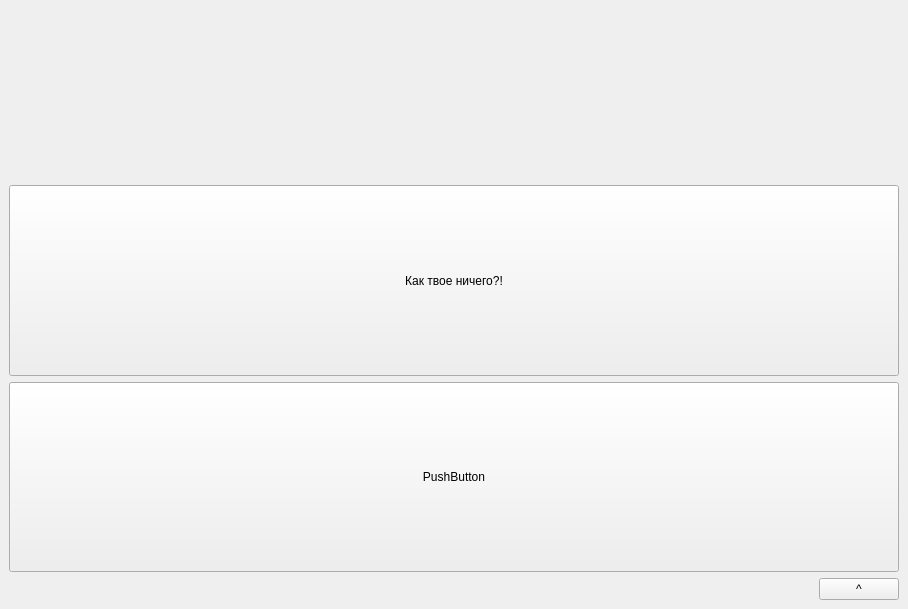
Above: mainwindow.ui from EvgenyMetelkin/PerfectLive before the change. Below: the same form after it.
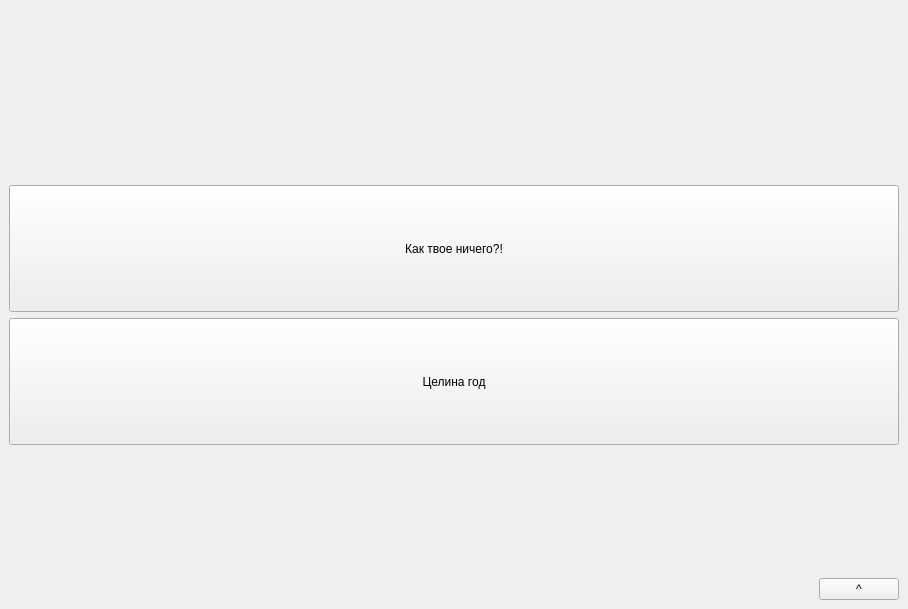
That is the form after the change.

Commit message: Fix alignment of mainwindow

```diff
--- a/mainwindow.ui
+++ b/mainwindow.ui
@@ -30,21 +30,10 @@
      </layout>
     </item>
     <item>
-     <layout class="QGridLayout" name="gridLayout">
-      <item row="2" column="0">
-       <widget class="QPushButton" name="pushButton_2">
-        <property name="sizePolicy">
-         <sizepolicy hsizetype="Minimum" vsizetype="Expanding">
-          <horstretch>0</horstretch>
-          <verstretch>0</verstretch>
-         </sizepolicy>
-        </property>
-        <property name="text">
-         <string>PushButton</string>
-        </property>
-       </widget>
-      </item>
-      <item row="1" column="0">
+     <layout class="QHBoxLayout" name="horizontalLayout_2" stretch="0,1">
+      <item>
+       <layout class="QVBoxLayout" name="verticalLayout">
+        <item>
        <widget class="QPushButton" name="bDiary">
         <property name="sizePolicy">
          <sizepolicy hsizetype="Minimum" vsizetype="Expanding">
@@ -56,6 +45,37 @@
          <string>Как твое ничего?!</string>
         </property>
        </widget>
+        </item>
+        <item>
+         <widget class="QPushButton" name="bGoals">
+          <property name="sizePolicy">
+           <sizepolicy hsizetype="Minimum" vsizetype="Expanding">
+            <horstretch>0</horstretch>
+            <verstretch>0</verstretch>
+           </sizepolicy>
+          </property>
+          <property name="text">
+           <string>Целина год</string>
+          </property>
+         </widget>
+        </item>
+        <item>
+         <spacer name="verticalSpacer">
+          <property name="orientation">
+           <enum>Qt::Vertical</enum>
+          </property>
+          <property name="sizeHint" stdset="0">
+           <size>
+            <width>20</width>
+            <height>40</height>
+           </size>
+          </property>
+         </spacer>
+        </item>
+       </layout>
+      </item>
+      <item>
+       <layout class="QHBoxLayout" name="chartLayout"/>
       </item>
      </layout>
     </item>
```
Lines whose indentation alone changed are shown as unchanged. The commit also changes 1 other file.
